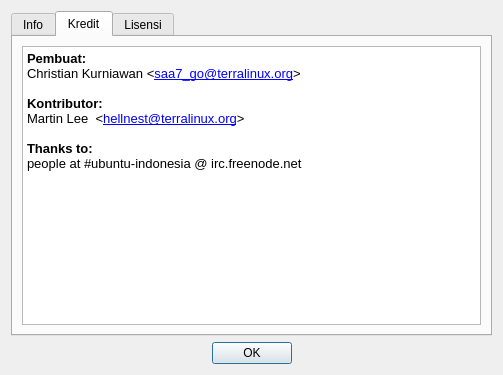
saa7go/qDebDownloader, file aboutdialog.ui: the form before one commit.
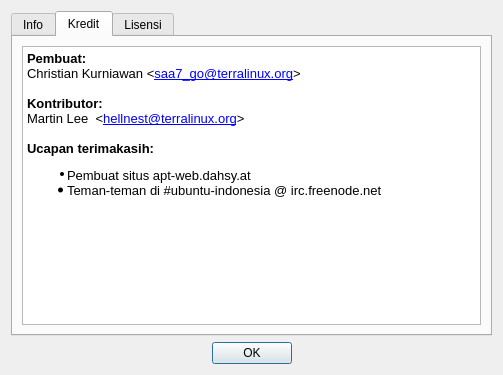
The form after the commit. The open tabs and pages were chosen to show the change. Icons and pictures are not drawn.

Diff of the .ui file:
```diff
--- a/aboutdialog.ui
+++ b/aboutdialog.ui
@@ -87,15 +87,16 @@
           <string>&lt;!DOCTYPE HTML PUBLIC &quot;-//W3C//DTD HTML 4.0//EN&quot; &quot;http://www.w3.org/TR/REC-html40/strict.dtd&quot;&gt;
 &lt;html&gt;&lt;head&gt;&lt;meta name=&quot;qrichtext&quot; content=&quot;1&quot; /&gt;&lt;style type=&quot;text/css&quot;&gt;
 p, li { white-space: pre-wrap; }
-&lt;/style&gt;&lt;/head&gt;&lt;body style=&quot; font-family:'Cantarell'; font-size:11pt; font-weight:400; font-style:normal;&quot;&gt;
-&lt;p style=&quot; margin-top:0px; margin-bottom:0px; margin-left:0px; margin-right:0px; -qt-block-indent:0; text-indent:0px;&quot;&gt;&lt;span style=&quot; font-family:'MS Shell Dlg 2'; font-size:10pt; font-weight:600;&quot;&gt;Pembuat:&lt;/span&gt;&lt;/p&gt;
-&lt;p style=&quot; margin-top:0px; margin-bottom:0px; margin-left:0px; margin-right:0px; -qt-block-indent:0; text-indent:0px;&quot;&gt;&lt;span style=&quot; font-family:'MS Shell Dlg 2'; font-size:10pt;&quot;&gt;Christian Kurniawan &amp;lt;&lt;/span&gt;&lt;a href=&quot;mailto:saa7_go@terralinux.org&quot;&gt;&lt;span style=&quot; font-family:'MS Shell Dlg 2'; font-size:10pt; text-decoration: underline; color:#0000ff;&quot;&gt;saa7_go@terralinux.org&lt;/span&gt;&lt;/a&gt;&lt;span style=&quot; font-family:'MS Shell Dlg 2'; font-size:10pt;&quot;&gt;&amp;gt;&lt;/span&gt;&lt;/p&gt;
-&lt;p style=&quot;-qt-paragraph-type:empty; margin-top:0px; margin-bottom:0px; margin-left:0px; margin-right:0px; -qt-block-indent:0; text-indent:0px; font-family:'MS Shell Dlg 2'; font-size:10pt;&quot;&gt;&lt;/p&gt;
-&lt;p style=&quot; margin-top:0px; margin-bottom:0px; margin-left:0px; margin-right:0px; -qt-block-indent:0; text-indent:0px;&quot;&gt;&lt;span style=&quot; font-family:'MS Shell Dlg 2'; font-size:10pt; font-weight:600;&quot;&gt;Kontributor:&lt;/span&gt;&lt;/p&gt;
-&lt;p style=&quot; margin-top:0px; margin-bottom:0px; margin-left:0px; margin-right:0px; -qt-block-indent:0; text-indent:0px;&quot;&gt;&lt;span style=&quot; font-family:'MS Shell Dlg 2'; font-size:10pt;&quot;&gt;Martin Lee  &amp;lt;&lt;/span&gt;&lt;a href=&quot;mailto:hellnest@terralinux.org&quot;&gt;&lt;span style=&quot; font-family:'MS Shell Dlg 2'; font-size:10pt; text-decoration: underline; color:#0000ff;&quot;&gt;hellnest@terralinux.org&lt;/span&gt;&lt;/a&gt;&lt;span style=&quot; font-family:'MS Shell Dlg 2'; font-size:10pt;&quot;&gt;&amp;gt;&lt;/span&gt;&lt;/p&gt;
-&lt;p style=&quot;-qt-paragraph-type:empty; margin-top:0px; margin-bottom:0px; margin-left:0px; margin-right:0px; -qt-block-indent:0; text-indent:0px; font-family:'MS Shell Dlg 2'; font-size:10pt;&quot;&gt;&lt;/p&gt;
-&lt;p style=&quot; margin-top:0px; margin-bottom:0px; margin-left:0px; margin-right:0px; -qt-block-indent:0; text-indent:0px;&quot;&gt;&lt;span style=&quot; font-family:'MS Shell Dlg 2'; font-size:10pt; font-weight:600;&quot;&gt;Thanks to:&lt;/span&gt;&lt;/p&gt;
-&lt;p style=&quot; margin-top:0px; margin-bottom:0px; margin-left:0px; margin-right:0px; -qt-block-indent:0; text-indent:0px;&quot;&gt;&lt;span style=&quot; font-family:'MS Shell Dlg 2'; font-size:10pt;&quot;&gt;people at #ubuntu-indonesia @ irc.freenode.net&lt;/span&gt;&lt;/p&gt;&lt;/body&gt;&lt;/html&gt;</string>
+&lt;/style&gt;&lt;/head&gt;&lt;body style=&quot; font-family:'MS Shell Dlg 2'; font-size:8.25pt; font-weight:400; font-style:normal;&quot;&gt;
+&lt;p style=&quot; margin-top:0px; margin-bottom:0px; margin-left:0px; margin-right:0px; -qt-block-indent:0; text-indent:0px;&quot;&gt;&lt;span style=&quot; font-size:10pt; font-weight:600;&quot;&gt;Pembuat:&lt;/span&gt;&lt;/p&gt;
+&lt;p style=&quot; margin-top:0px; margin-bottom:0px; margin-left:0px; margin-right:0px; -qt-block-indent:0; text-indent:0px;&quot;&gt;&lt;span style=&quot; font-size:10pt;&quot;&gt;Christian Kurniawan &amp;lt;&lt;/span&gt;&lt;a href=&quot;mailto:saa7_go@terralinux.org&quot;&gt;&lt;span style=&quot; font-size:10pt; text-decoration: underline; color:#0000ff;&quot;&gt;saa7_go@terralinux.org&lt;/span&gt;&lt;/a&gt;&lt;span style=&quot; font-size:10pt;&quot;&gt;&amp;gt;&lt;/span&gt;&lt;/p&gt;
+&lt;p style=&quot;-qt-paragraph-type:empty; margin-top:0px; margin-bottom:0px; margin-left:0px; margin-right:0px; -qt-block-indent:0; text-indent:0px; font-size:10pt;&quot;&gt;&lt;/p&gt;
+&lt;p style=&quot; margin-top:0px; margin-bottom:0px; margin-left:0px; margin-right:0px; -qt-block-indent:0; text-indent:0px;&quot;&gt;&lt;span style=&quot; font-size:10pt; font-weight:600;&quot;&gt;Kontributor:&lt;/span&gt;&lt;/p&gt;
+&lt;p style=&quot; margin-top:0px; margin-bottom:0px; margin-left:0px; margin-right:0px; -qt-block-indent:0; text-indent:0px;&quot;&gt;&lt;span style=&quot; font-size:10pt;&quot;&gt;Martin Lee  &amp;lt;&lt;/span&gt;&lt;a href=&quot;mailto:hellnest@terralinux.org&quot;&gt;&lt;span style=&quot; font-size:10pt; text-decoration: underline; color:#0000ff;&quot;&gt;hellnest@terralinux.org&lt;/span&gt;&lt;/a&gt;&lt;span style=&quot; font-size:10pt;&quot;&gt;&amp;gt;&lt;/span&gt;&lt;/p&gt;
+&lt;p style=&quot;-qt-paragraph-type:empty; margin-top:0px; margin-bottom:0px; margin-left:0px; margin-right:0px; -qt-block-indent:0; text-indent:0px; font-size:10pt;&quot;&gt;&lt;/p&gt;
+&lt;p style=&quot; margin-top:0px; margin-bottom:0px; margin-left:0px; margin-right:0px; -qt-block-indent:0; text-indent:0px;&quot;&gt;&lt;span style=&quot; font-size:10pt; font-weight:600;&quot;&gt;Ucapan terimakasih:&lt;/span&gt;&lt;/p&gt;
+&lt;ul style=&quot;margin-top: 0px; margin-bottom: 0px; margin-left: 0px; margin-right: 0px; -qt-list-indent: 1;&quot;&gt;&lt;li style=&quot; font-size:8pt;&quot; style=&quot; margin-top:12px; margin-bottom:0px; margin-left:0px; margin-right:0px; -qt-block-indent:0; text-indent:0px;&quot;&gt;&lt;span style=&quot; font-size:10pt;&quot;&gt;Pembuat situs apt-web.dahsy.at&lt;/span&gt;&lt;/li&gt;
+&lt;li style=&quot; font-size:10pt;&quot; style=&quot; margin-top:0px; margin-bottom:12px; margin-left:0px; margin-right:0px; -qt-block-indent:0; text-indent:0px;&quot;&gt;Teman-teman di #ubuntu-indonesia @ irc.freenode.net&lt;/li&gt;&lt;/ul&gt;&lt;/body&gt;&lt;/html&gt;</string>
          </property>
          <property name="openExternalLinks">
           <bool>true</bool>
```
Left out of the diff: 10 changed lines with no effect on the pictures.
